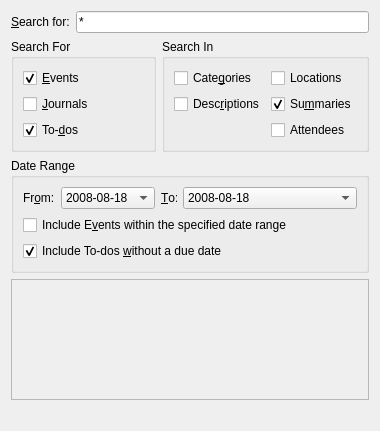
First picture: the form in ui/searchdialog_base.ui, repository KDE/korganizer, before the edit.
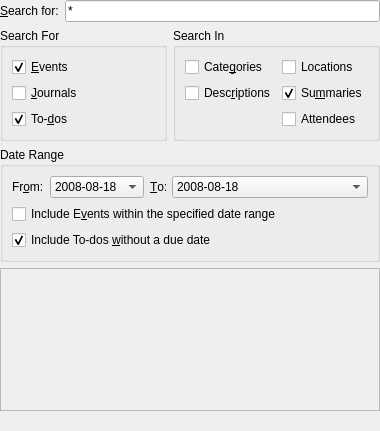
Second picture: the form after the edit. Custom widgets are drawn as their Qt base class.

Commit message: Remove double margin

```diff
--- a/ui/searchdialog_base.ui
+++ b/ui/searchdialog_base.ui
@@ -13,6 +13,21 @@
    </rect>
   </property>
   <layout class="QGridLayout" name="gridLayout_2">
+   <property name="leftMargin">
+    <number>0</number>
+   </property>
+   <property name="topMargin">
+    <number>0</number>
+   </property>
+   <property name="rightMargin">
+    <number>0</number>
+   </property>
+   <property name="bottomMargin">
+    <number>0</number>
+   </property>
+   <property name="horizontalSpacing">
+    <number>6</number>
+   </property>
    <item row="0" column="0" colspan="2">
     <layout class="QHBoxLayout" name="horizontalLayout_4">
      <item>
@@ -310,11 +325,6 @@
  <customwidgets>
   <customwidget>
    <class>KDateComboBox</class>
-   <extends>KComboBox</extends>
-   <header>kdatecombobox.h</header>
-  </customwidget>
-  <customwidget>
-   <class>KComboBox</class>
    <extends>QComboBox</extends>
    <header>kcombobox.h</header>
   </customwidget>
```
Left out of the diff: 2 changed lines with no effect on the pictures.
